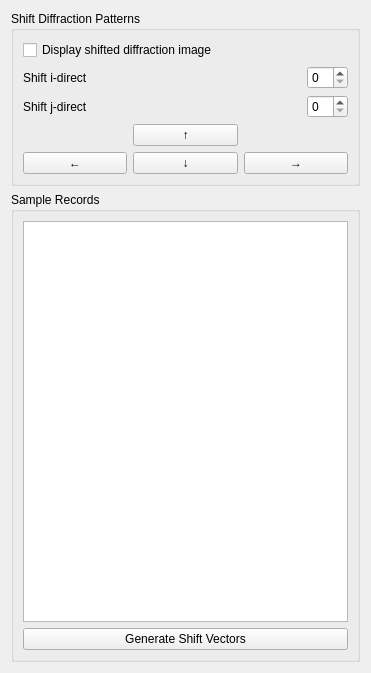
Old version of the form FourDExplorer/ui/uiWidgetAlignmentManual.ui in the repository ManifoldsHu/FourDExplorer.
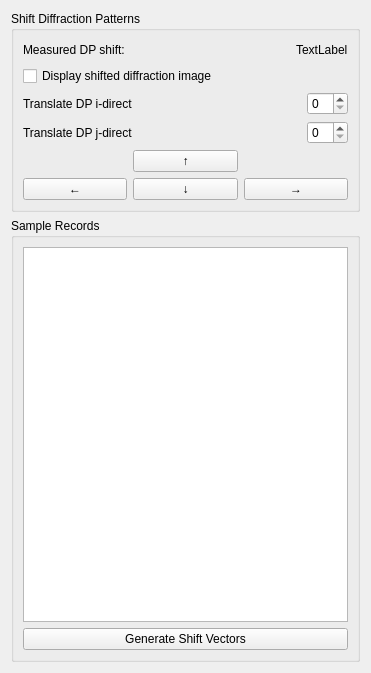
New version of the form.

Commit message: implement manual alignment

Diff of the .ui file:
```diff
--- a/FourDExplorer/ui/uiWidgetAlignmentManual.ui
+++ b/FourDExplorer/ui/uiWidgetAlignmentManual.ui
@@ -20,6 +20,37 @@
       <string>Shift Diffraction Patterns</string>
      </property>
      <layout class="QVBoxLayout" name="verticalLayout_3">
+      <item>
+       <layout class="QHBoxLayout" name="horizontalLayout_2">
+        <item>
+         <widget class="QLabel" name="label">
+          <property name="text">
+           <string>Measured DP shift:</string>
+          </property>
+         </widget>
+        </item>
+        <item>
+         <spacer name="horizontalSpacer">
+          <property name="orientation">
+           <enum>Qt::Horizontal</enum>
+          </property>
+          <property name="sizeHint" stdset="0">
+           <size>
+            <width>40</width>
+            <height>20</height>
+           </size>
+          </property>
+         </spacer>
+        </item>
+        <item>
+         <widget class="QLabel" name="label_measured_shift">
+          <property name="text">
+           <string>TextLabel</string>
+          </property>
+         </widget>
+        </item>
+       </layout>
+      </item>
       <item>
        <widget class="QCheckBox" name="checkBox_show_shifted_dp">
         <property name="text">
@@ -34,14 +65,14 @@
           <item>
            <widget class="QLabel" name="label_13">
             <property name="text">
-             <string>Shift i-direct</string>
+             <string>Translate DP i-direct</string>
             </property>
            </widget>
           </item>
           <item>
            <widget class="QLabel" name="label_14">
             <property name="text">
-             <string>Shift j-direct</string>
+             <string>Translate DP j-direct</string>
             </property>
            </widget>
           </item>
```
The commit also changes 7 other files.
